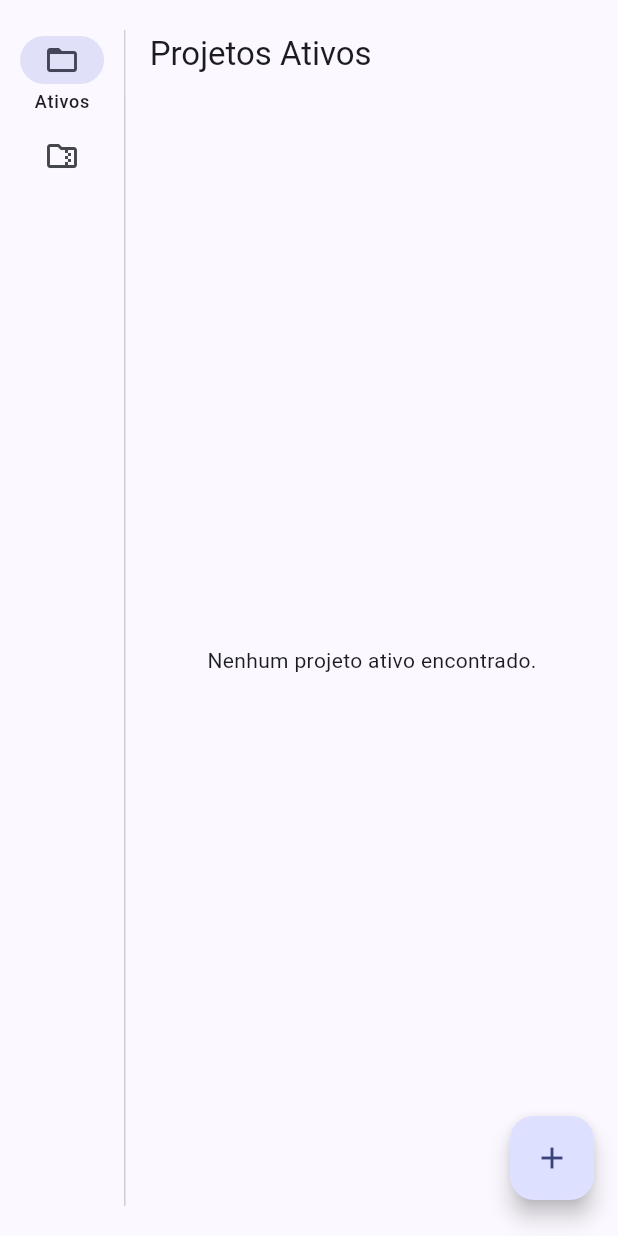
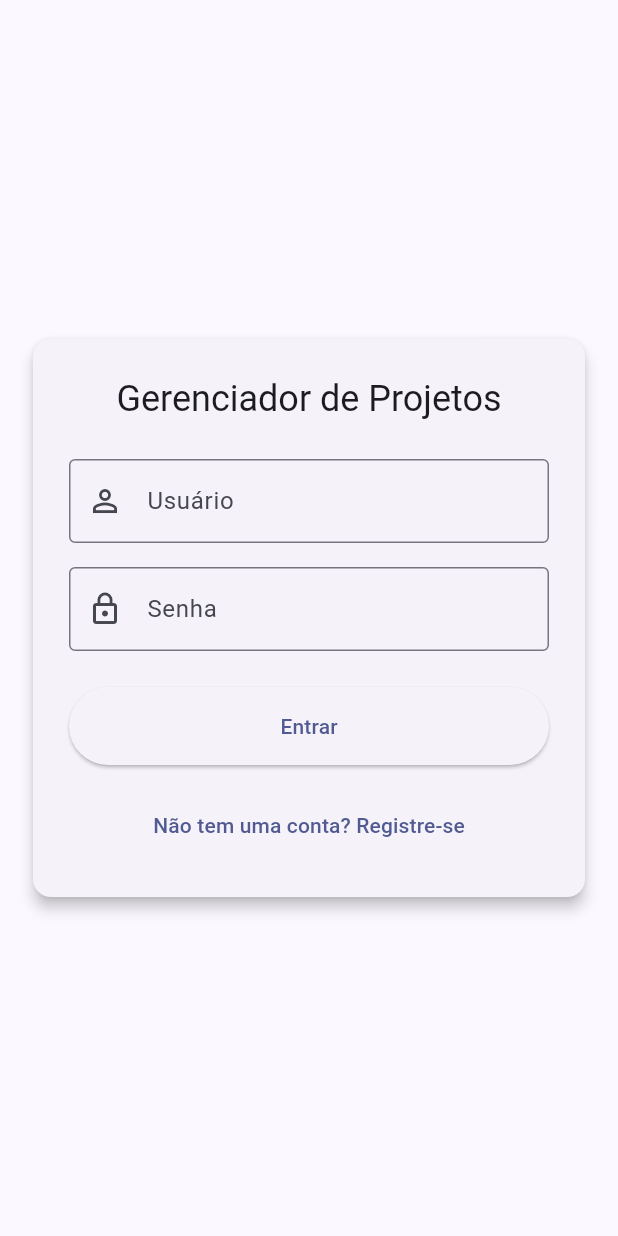
Before and after one commit to DavidDias1999/gerenciador_de_projetos, a Flutter app: the screen it shows after launch, on a phone screen of 412 x 824 dp. Run offline on Flutter 3.47's test engine with Material 3 defaults, Android fonts, the light colour scheme and no system bars; our stand-ins replace drift, shared_preferences; missing offline and left inert: window_manager; accounts and stored records are empty; generated files the repository leaves out were written again.

Commit message:
feat: Adiciona tela de login

```diff
--- /dev/null
+++ b/lib/domain/models/user_model.dart
@@ -0,0 +1,6 @@
+class User {
+  final int id;
+  final String username;
+
+  User({required this.id, required this.username});
+}
--- /dev/null
+++ b/lib/ui/auth/widgets/auth_gate.dart
@@ -0,0 +1,25 @@
+import 'package:flutter/material.dart';
+import 'package:provider/provider.dart';
+import '../view_models/auth_viewmodel.dart';
+import '../../app/widgets/app.dart';
+import 'login_screen.dart';
+
+class AuthGate extends StatelessWidget {
+  const AuthGate({super.key});
+
+  @override
+  Widget build(BuildContext context) {
+    final authViewModel = context.watch<AuthViewModel>();
+
+    switch (authViewModel.authState) {
+      case AuthState.authenticated:
+        return const AppGDP();
+      case AuthState.unauthenticated:
+        return const LoginScreen();
+      case AuthState.unknown:
+        return const Scaffold(
+          body: Center(child: CircularProgressIndicator()),
+        );
+    }
+  }
+}
--- /dev/null
+++ b/lib/ui/auth/widgets/login_screen.dart
@@ -0,0 +1,141 @@
+import 'package:flutter/material.dart';
+import 'package:provider/provider.dart';
+
+import '../view_models/auth_viewmodel.dart';
+import 'register_screen.dart';
+
+class LoginScreen extends StatefulWidget {
+  const LoginScreen({super.key});
+
+  @override
+  State<LoginScreen> createState() => _LoginScreenState();
+}
+
+class _LoginScreenState extends State<LoginScreen> {
+  final _formKey = GlobalKey<FormState>();
+  final _usernameController = TextEditingController();
+  final _passwordController = TextEditingController();
+  bool _isLoading = false;
+
+  @override
+  void dispose() {
+    _usernameController.dispose();
+    _passwordController.dispose();
+    super.dispose();
+  }
+
+  Future<void> _login() async {
+    if (!_formKey.currentState!.validate()) {
+      return;
+    }
+
+    setState(() {
+      _isLoading = true;
+    });
+
+    final authViewModel = context.read<AuthViewModel>();
+    final success = await authViewModel.login(
+      _usernameController.text,
+      _passwordController.text,
+    );
+
+    if (mounted) {
+      setState(() {
+        _isLoading = false;
+      });
+
+      if (!success) {
+        ScaffoldMessenger.of(context).showSnackBar(
+          const SnackBar(
+            content: Text('Usuário ou senha inválidos.'),
+            backgroundColor: Colors.red,
+          ),
+        );
+      }
+    }
+  }
+
+  void _navigateToRegister() {
+    Navigator.of(context).push(
+      MaterialPageRoute(builder: (context) => const RegisterScreen()),
+    );
+  }
+
+  @override
+  Widget build(BuildContext context) {
+    return Scaffold(
+      body: Center(
+        child: ConstrainedBox(
+          constraints: const BoxConstraints(maxWidth: 400),
+          child: Card(
+            elevation: 4,
+            margin: const EdgeInsets.all(16.0),
+            child: Padding(
+              padding: const EdgeInsets.all(24.0),
+              child: Form(
+                key: _formKey,
+                child: Column(
+                  mainAxisSize: MainAxisSize.min,
+                  crossAxisAlignment: CrossAxisAlignment.stretch,
+                  children: [
+                    Text(
+                      'Gerenciador de Projetos',
+                      style: Theme.of(context).textTheme.headlineSmall,
+                      textAlign: TextAlign.center,
+                    ),
+                    const SizedBox(height: 24),
+                    TextFormField(
+                      controller: _usernameController,
+                      decoration: const InputDecoration(
+                        labelText: 'Usuário',
+                        border: OutlineInputBorder(),
+                        prefixIcon: Icon(Icons.person_outline),
+                      ),
+                      validator: (value) {
+                        if (value == null || value.isEmpty) {
+                          return 'Campo obrigatório';
+                        }
+                        return null;
+                      },
+                    ),
+                    const SizedBox(height: 16),
+                    TextFormField(
+                      controller: _passwordController,
+                      obscureText: true,
+                      decoration: const InputDecoration(
+                        labelText: 'Senha',
+                        border: OutlineInputBorder(),
+                        prefixIcon: Icon(Icons.lock_outline),
+                      ),
+                      validator: (value) {
+                        if (value == null || value.isEmpty) {
+                          return 'Campo obrigatório';
+                        }
+                        return null;
+                      },
+                    ),
+                    const SizedBox(height: 24),
+                    _isLoading
+                        ? const Center(child: CircularProgressIndicator())
+                        : ElevatedButton(
+                            onPressed: _login,
+                            style: ElevatedButton.styleFrom(
+                              padding: const EdgeInsets.symmetric(vertical: 16),
+                            ),
+                            child: const Text('Entrar'),
+                          ),
+                    const SizedBox(height: 16),
+                    TextButton(
+                      onPressed: _navigateToRegister,
+                      child: const Text('Não tem uma conta? Registre-se'),
+                    ),
+                  ],
+                ),
+              ),
+            ),
+          ),
+        ),
+      ),
+    );
+  }
+}
--- a/lib/ui/projects/widgets/project_list_screen.dart
+++ b/lib/ui/projects/widgets/project_list_screen.dart
@@ -3,7 +3,6 @@ import 'package:gerenciador_de_projetos/ui/projects/widgets/restore_steps_dialog
 import 'package:provider/provider.dart';
 import '../../../domain/models/project_model.dart' as domain;
 import '../../../domain/models/step_model.dart' as domain;
-import '../../../domain/models/sub_step_model.dart' as domain;
 import '../../app/widgets/app.dart';
 import '../view_models/project_viewmodel.dart';
 
--- a/pubspec.yaml
+++ b/pubspec.yaml
@@ -27,6 +27,7 @@ dependencies:
 
   # Ícones (Padrão)
   cupertino_icons: ^1.0.8
+  shared_preferences: ^2.5.3
 
 dev_dependencies:
   flutter_test:
```
Also changed, not shown: lib/data/local/database.dart (+21 -1 lines), lib/data/repositories/auth_repository.dart (added, +53 -0 lines), lib/data/services/session_service.dart (added, +20 -0 lines), lib/main.dart (+24 -10 lines), lib/ui/app/widgets/app.dart (+34 -0 lines), lib/ui/auth/view_models/auth_viewmodel.dart (added, +57 -0 lines), lib/ui/auth/widgets/register_screen.dart (added, +168 -0 lines), lib/data/local/database.g.dart, pubspec.lock.
